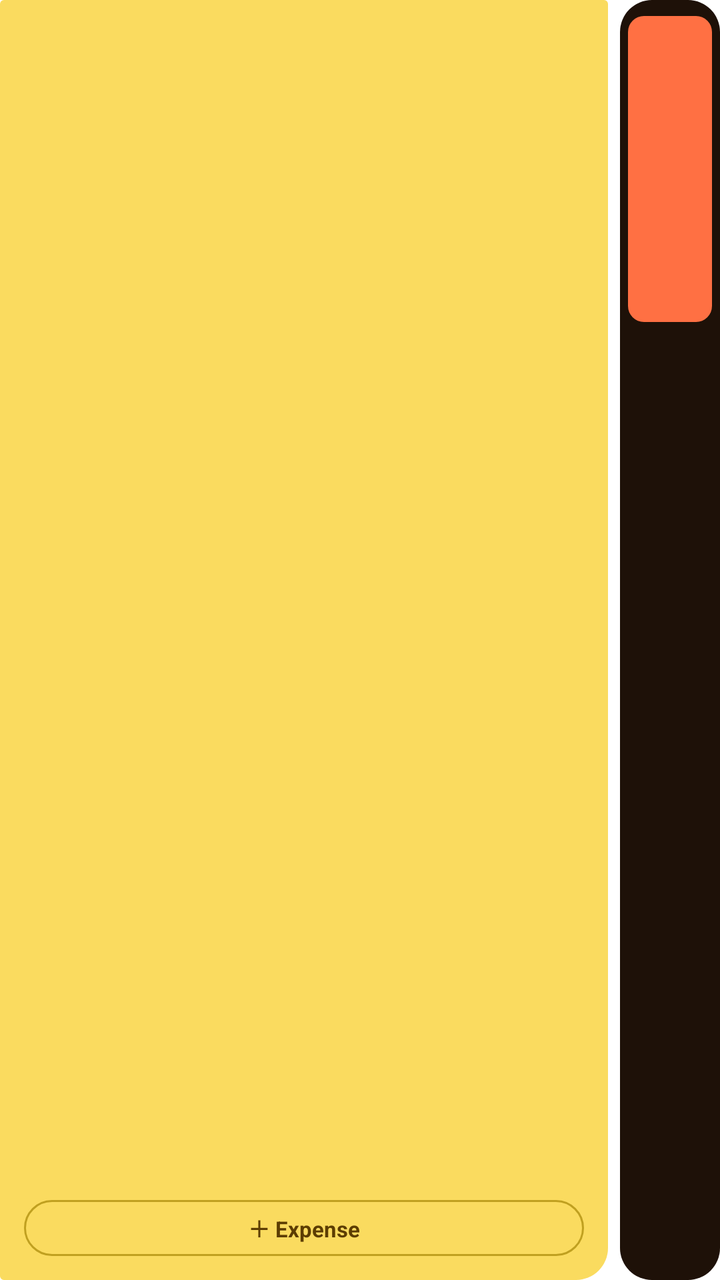
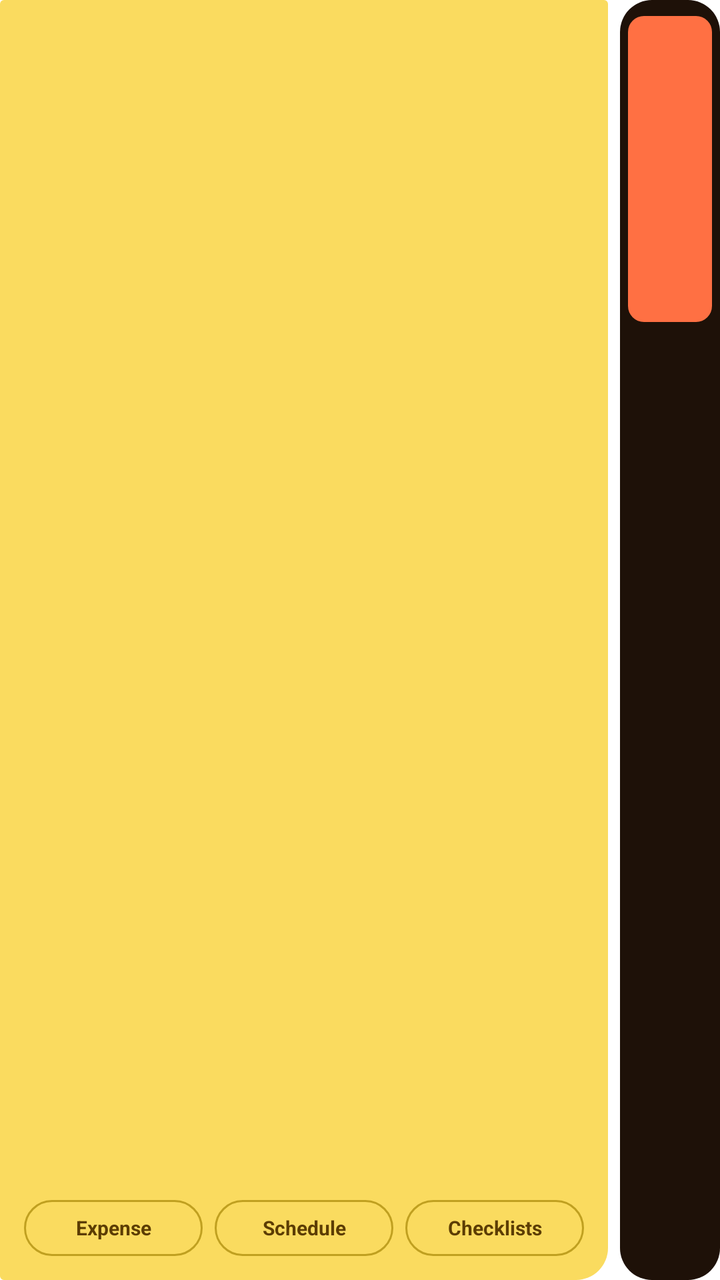

Before-and-after screenshots of an Android layout around one commit, followed by the original layout XML and the change that was made.
<!-- AndroidManifest.xml: fallback theme Theme.MaterialComponents.DayNight.NoActionBar -->
<!-- res/layout/widget_schedule.xml -->
<?xml version="1.0" encoding="utf-8"?>
<LinearLayout xmlns:android="http://schemas.android.com/apk/res/android"
    android:id="@+id/widget_schedule_root"
    android:layout_width="match_parent"
    android:layout_height="match_parent"
    android:orientation="horizontal"
    android:baselineAligned="false"
    android:padding="0dp"
    android:background="@android:color/transparent">

    
    <LinearLayout
        android:layout_width="0dp"
        android:layout_height="match_parent"
        android:layout_weight="1"
        android:orientation="vertical"
        android:padding="12dp"
        android:layout_marginEnd="6dp"
        android:background="@drawable/widget_sticky_bg">

        <ListView
            android:id="@+id/schedule_list"
            android:layout_width="match_parent"
            android:layout_height="0dp"
            android:layout_weight="1"
            android:divider="@android:color/transparent"
            android:dividerHeight="6dp" />

        
        <TextView
            android:id="@+id/btn_add_expense"
            android:layout_width="match_parent"
            android:layout_height="28dp"
            android:layout_marginTop="6dp"
            android:background="@drawable/widget_add_btn_bg"
            android:gravity="center"
            android:text="＋ Expense"
            android:textColor="#5C3D02"
            android:textSize="11sp"
            android:textStyle="bold"
            android:paddingStart="8dp"
            android:paddingEnd="8dp"/>

    </LinearLayout>

    
    <LinearLayout
        android:layout_width="50dp"
        android:layout_height="match_parent"
        android:orientation="vertical"
        android:paddingTop="8dp"
        android:paddingBottom="8dp"
        android:paddingStart="4dp"
        android:paddingEnd="4dp"
        android:background="@drawable/widget_bg"
        android:gravity="center_vertical">

        
        <LinearLayout
            android:id="@+id/tile_0_box"
            android:layout_width="match_parent"
            android:layout_height="0dp"
            android:layout_weight="1"
            android:orientation="vertical"
            android:gravity="center"
            android:layout_marginBottom="4dp"
            android:background="@drawable/widget_item_selected_bg">
            <TextView
                android:id="@+id/tile_0_day"
                android:layout_width="wrap_content"
                android:layout_height="wrap_content"
                android:textColor="#FFFFFF"
                android:textSize="10sp"
                android:textStyle="bold"/>
            <TextView
                android:id="@+id/tile_0_count"
                android:layout_width="wrap_content"
                android:layout_height="wrap_content"
                android:textColor="#EEEEEE"
                android:textSize="9sp"/>
        </LinearLayout>

        <LinearLayout
            android:id="@+id/tile_1_box"
            android:layout_width="match_parent"
            android:layout_height="0dp"
            android:layout_weight="1"
            android:orientation="vertical"
            android:gravity="center"
            android:layout_marginBottom="4dp"
            android:background="@drawable/widget_item_unselected_bg">
            <TextView
                android:id="@+id/tile_1_day"
                android:layout_width="wrap_content"
                android:layout_height="wrap_content"
                android:textColor="#A0A0A0"
                android:textSize="10sp"
                android:textStyle="bold"/>
            <TextView
                android:id="@+id/tile_1_count"
                android:layout_width="wrap_content"
                android:layout_height="wrap_content"
                android:textColor="#808080"
                android:textSize="9sp"/>
        </LinearLayout>

        <LinearLayout
            android:id="@+id/tile_2_box"
            android:layout_width="match_parent"
            android:layout_height="0dp"
            android:layout_weight="1"
            android:orientation="vertical"
            android:gravity="center"
            android:layout_marginBottom="4dp"
            android:background="@drawable/widget_item_unselected_bg">
            <TextView
                android:id="@+id/tile_2_day"
                android:layout_width="wrap_content"
                android:layout_height="wrap_content"
                android:textColor="#A0A0A0"
                android:textSize="10sp"
                android:textStyle="bold"/>
            <TextView
                android:id="@+id/tile_2_count"
                android:layout_width="wrap_content"
                android:layout_height="wrap_content"
                android:textColor="#808080"
                android:textSize="9sp"/>
        </LinearLayout>

        <LinearLayout
            android:id="@+id/tile_3_box"
            android:layout_width="match_parent"
            android:layout_height="0dp"
            android:layout_weight="1"
            android:orientation="vertical"
            android:gravity="center"
            android:background="@drawable/widget_item_unselected_bg">
            <TextView
                android:id="@+id/tile_3_day"
                android:layout_width="wrap_content"
                android:layout_height="wrap_content"
                android:textColor="#A0A0A0"
                android:textSize="10sp"
                android:textStyle="bold"/>
            <TextView
                android:id="@+id/tile_3_count"
                android:layout_width="wrap_content"
                android:layout_height="wrap_content"
                android:textColor="#808080"
                android:textSize="9sp"/>
        </LinearLayout>

    </LinearLayout>
</LinearLayout>
<!-- resources referenced by this layout -->
<resources>
  <!-- drawable widget_add_btn_bg (drawable) -->
  <?xml version="1.0" encoding="utf-8"?>
  <shape xmlns:android="http://schemas.android.com/apk/res/android">
      <solid android:color="#FADB5F"/>
      <corners android:radius="20dp"/>
      <stroke android:width="1dp" android:color="#C0A020"/>
  </shape>
  <!-- drawable widget_bg (drawable) -->
  <?xml version="1.0" encoding="utf-8"?>
  <shape xmlns:android="http://schemas.android.com/apk/res/android">
      <solid android:color="#1E1108"/>
      <corners android:radius="16dp"/>
  </shape>
  <!-- drawable widget_item_selected_bg (drawable) -->
  <?xml version="1.0" encoding="utf-8"?>
  <shape xmlns:android="http://schemas.android.com/apk/res/android">
      <solid android:color="#FF7043"/> 
      <corners android:radius="8dp"/>
  </shape>
  <!-- drawable widget_item_unselected_bg (drawable) -->
  <?xml version="1.0" encoding="utf-8"?>
  <shape xmlns:android="http://schemas.android.com/apk/res/android">
      <solid android:color="#00000000"/>
      <corners android:radius="8dp"/>
  </shape>
  <!-- drawable widget_sticky_bg (drawable) -->
  <?xml version="1.0" encoding="utf-8"?>
  <shape xmlns:android="http://schemas.android.com/apk/res/android">
      <solid android:color="#FADB5F"/>
      <corners
          android:bottomRightRadius="16dp"
          android:bottomLeftRadius="2dp"
          android:topLeftRadius="2dp"
          android:topRightRadius="2dp"/>
  </shape>
</resources>

<!-- the commit's change to res/layout/widget_schedule.xml (unified diff, before → after) -->
@@ -27,19 +27,58 @@
             android:dividerHeight="6dp" />
 
         
-        <TextView
-            android:id="@+id/btn_add_expense"
+        <LinearLayout
             android:layout_width="match_parent"
-            android:layout_height="28dp"
+            android:layout_height="wrap_content"
             android:layout_marginTop="6dp"
-            android:background="@drawable/widget_add_btn_bg"
-            android:gravity="center"
-            android:text="＋ Expense"
-            android:textColor="#5C3D02"
-            android:textSize="11sp"
-            android:textStyle="bold"
-            android:paddingStart="8dp"
-            android:paddingEnd="8dp"/>
+            android:orientation="horizontal">
+
+            <TextView
+                android:id="@+id/btn_add_expense"
+                android:layout_width="0dp"
+                android:layout_height="28dp"
+                android:layout_weight="1"
+                android:layout_marginEnd="4dp"
+                android:background="@drawable/widget_add_btn_bg"
+                android:gravity="center"
+                android:text="Expense"
+                android:textColor="#5C3D02"
+                android:textSize="10sp"
+                android:textStyle="bold"
+                android:paddingStart="6dp"
+                android:paddingEnd="6dp"/>
+
+            <TextView
+                android:id="@+id/btn_open_schedule"
+                android:layout_width="0dp"
+                android:layout_height="28dp"
+                android:layout_weight="1"
+                android:layout_marginStart="2dp"
+                android:layout_marginEnd="2dp"
+                android:background="@drawable/widget_add_btn_bg"
+                android:gravity="center"
+                android:text="Schedule"
+                android:textColor="#5C3D02"
+                android:textSize="10sp"
+                android:textStyle="bold"
+                android:paddingStart="6dp"
+                android:paddingEnd="6dp"/>
+
+            <TextView
+                android:id="@+id/btn_open_notes"
+                android:layout_width="0dp"
+                android:layout_height="28dp"
+                android:layout_weight="1"
+                android:layout_marginStart="4dp"
+                android:background="@drawable/widget_add_btn_bg"
+                android:gravity="center"
+                android:text="Checklists"
+                android:textColor="#5C3D02"
+                android:textSize="10sp"
+                android:textStyle="bold"
+                android:paddingStart="6dp"
+                android:paddingEnd="6dp"/>
+        </LinearLayout>
 
     </LinearLayout>
 
